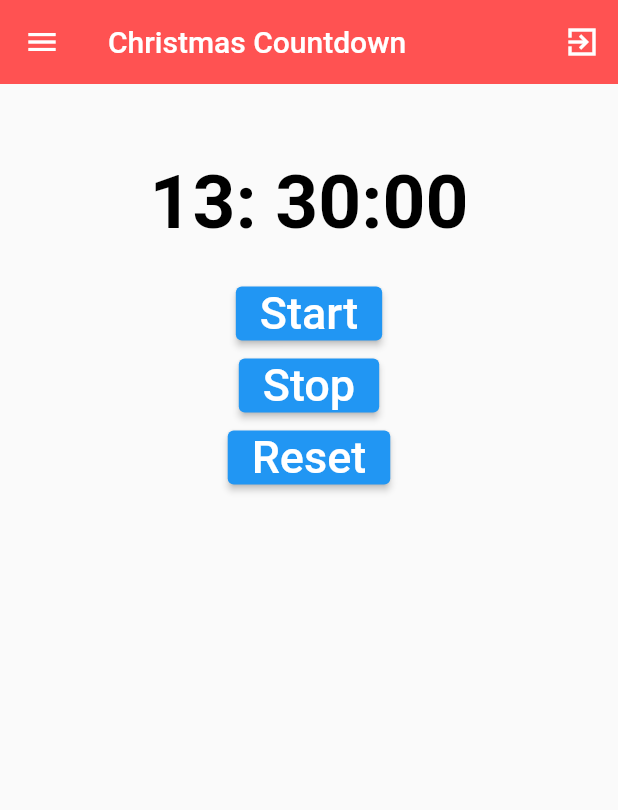
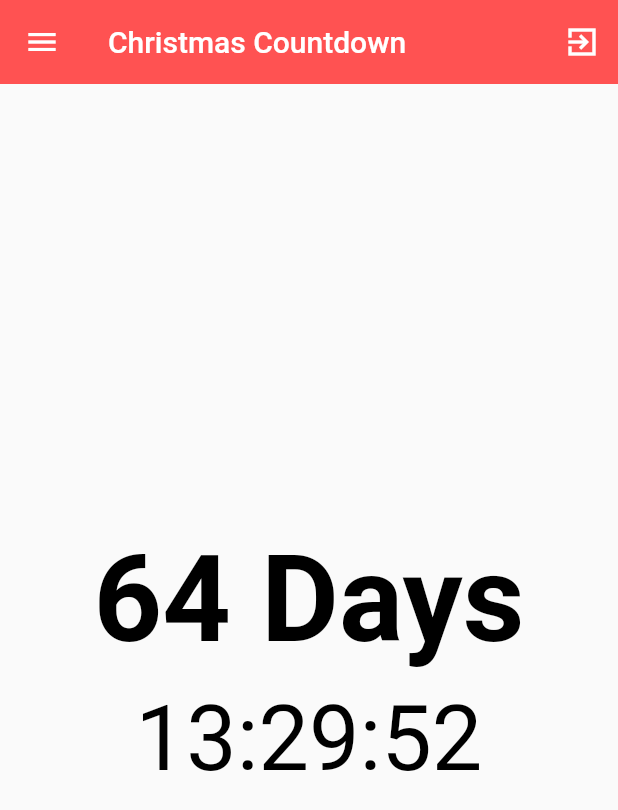
Before and after one commit to Lance-Abella/Countdown_Timer, a Flutter app: the screen it shows after launch, after a tap on the "menu" icon, on a phone screen of 412 x 824 dp. Shown: the top 810 px of the screen. Run offline on Flutter 3.47's test engine with Material 2 defaults, Android fonts, the phone set to English and light mode, and no system bars.

```diff
--- a/lib/homepage.dart
+++ b/lib/homepage.dart
@@ -1,113 +1,102 @@
-// ignore_for_file: prefer_const_constructors, prefer_single_quotes, prefer_const_constructors_in_immutables, prefer_const_declarations
+// ignore_for_file: use_key_in_widget_constructors, library_private_types_in_public_api, prefer_single_quotes, prefer_const_constructors
+
 import 'dart:async';
 import 'package:flutter/material.dart';
 
-// ignore: camel_case_types
-class christmasTimer extends StatelessWidget {
+class ChristmasCountdownApp extends StatefulWidget {
+  @override
+  _ChristmasCountdownAppState createState() => _ChristmasCountdownAppState();
+}
 
-  Timer? countdownTimer;
+class _ChristmasCountdownAppState extends State<ChristmasCountdownApp> {
+  late Timer countdownTimer;
   late DateTime today = DateTime.now();
-  late  DateTime christmas = DateTime(today.year, 12, 25);
-  late Duration remainingDays = christmas.difference(today);
+  late DateTime christmas = DateTime(today.year, 12, 25);
+  late Duration remainingTime = Duration.zero;
 
-    void startTimer(){
-    countdownTimer = Timer.periodic(Duration (seconds: 1), (_) => setCountDown());
+  String get countdownText {
+    String strDigits(int n) => n.toString().padLeft(2, '0');
+    final days = strDigits(remainingTime.inDays);
+    final hours = strDigits(remainingTime.inHours.remainder(24));
+    final minutes = strDigits(remainingTime.inMinutes.remainder(60));
+    final seconds = strDigits(remainingTime.inSeconds.remainder(60));
+    return "$hours:$minutes:$seconds"; // Only show hours, minutes, and seconds
+  }
+
+  String get daysText {
+    String strDigits(int n) => n.toString().padLeft(2, '0');
+    final days = strDigits(remainingTime.inDays);
+    return "$days Days";
+  }
+
+  void setCountdown() {
+    setState(() {
+      remainingTime = christmas.difference(DateTime.now());
+    });
+
+    if (remainingTime.isNegative) {
+      countdownTimer.cancel();
     }
+  }
 
-    void stopTimer(){
-       countdownTimer!.cancel();
-    }
+  @override
+  void initState() {
+    super.initState();
+    countdownTimer = Timer.periodic(Duration(seconds: 1), (_) => setCountdown());
+  }
 
-    void resetTimer(){
-      stopTimer();
-      remainingDays = christmas.difference(today);
-    }
-
-    void setCountDown(){
-      final reduceSecondsBy = 1;
-      final seconds = remainingDays.inSeconds - reduceSecondsBy;
-        if(seconds < 0){
-          countdownTimer!.cancel();
-        }
-        else{
-          remainingDays = Duration(seconds: seconds);
-        }
-    }
+  @override
+  void dispose() {
+    countdownTimer.cancel();
+    super.dispose();
+  }
 
   @override
   Widget build(BuildContext context) {
-    String strDigits(int n) => n.toString().padLeft(2, '0');
-    final days = strDigits(remainingDays.inDays);
-    final hours = strDigits(remainingDays.inHours.remainder(24));
-    final minutes = strDigits(remainingDays.inMinutes.remainder(60));
-    final seconds = strDigits(remainingDays.inSeconds.remainder(60));
-
     return MaterialApp(
       debugShowCheckedModeBanner: false,
       home: Scaffold(
+
         appBar: AppBar(
           elevation: 0,
           title: Text("Christmas Countdown"),
           backgroundColor: Colors.redAccent,
-          leading: IconButton(onPressed: () {
+          leading: IconButton(
+            onPressed: () {},
+            icon: Icon(Icons.menu),
+          ),
+          actions: [
+            IconButton(
+              onPressed: () {},
+              icon: Icon(Icons.exit_to_app_sharp),
+            )
+          ],
+        ),
 
-          }, icon: Icon(Icons.menu)),
-          actions: [IconButton(onPressed: (){}, icon: Icon(Icons.exit_to_app_sharp))],
-        ),
         body: Center(
           child: Column(
+            mainAxisAlignment: MainAxisAlignment.center,
             children: [
-              SizedBox(
-                height: 50,
-              ),
-
               Text(
-                "$hours: $minutes:$seconds",
+                daysText, // Show days above hours, minutes, and seconds
                 style: TextStyle(
                   fontWeight: FontWeight.bold,
                   color: Colors.black,
-                  fontSize: 50,
+                  fontSize: 80,
                 ),
               ),
-
-              SizedBox(height: 20),
-
-              ElevatedButton(
-                onPressed: startTimer,
-                child: Text(
-                  "Start",
-                  style: TextStyle(
-                    fontSize: 30,
-                  ),
+              SizedBox(
+                height: 10,
+              ),
+              Text(
+                countdownText,
+                style: TextStyle(
+                  fontWeight: FontWeight.w400,
+                  color: Colors.black,
+                  fontSize: 60,
                 ),
-                ),
-
-              ElevatedButton(
-                onPressed: (){
-                  if(countdownTimer == null || countdownTimer!.isActive){
-                    stopTimer();
-                  }
-                },
-                child: Text(
-                  "Stop",
-                  style: TextStyle(
-                    fontSize: 30,
-                  ),
-                ),
-                ),
-
-              ElevatedButton(
-                onPressed: (){
-                  resetTimer();
-                },
-                child: Text(
-                  "Reset",
-                  style: TextStyle(
-                    fontSize: 30,
-                  ),
-                ),
-                ),
-          ],
+              ),
+            ],
           ),
         ),
       ),
--- a/lib/main.dart
+++ b/lib/main.dart
@@ -2,5 +2,5 @@
 import 'package:flutter/material.dart';
 import 'homepage.dart';
 void main() {
-  runApp(christmasTimer());
+  runApp(ChristmasCountdownApp());
 }
```
